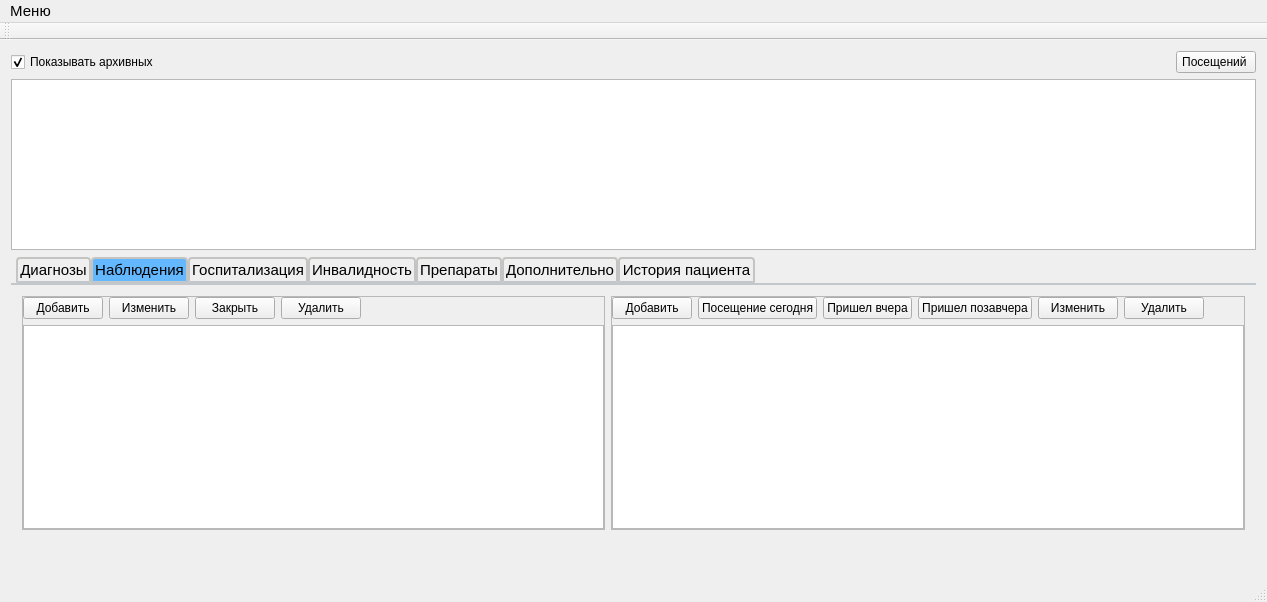
The window that mainwindow.ui (PanchukDima/pndbase) describes before a commit, drawn with Qt 5.
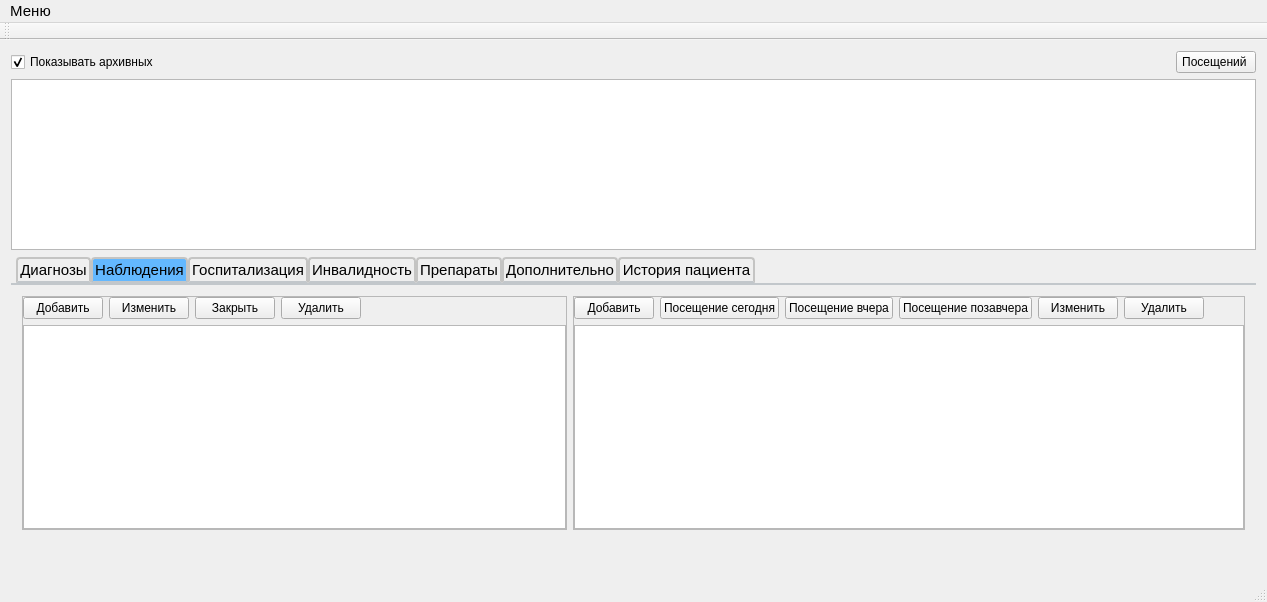
The same window after the commit. The open tabs and pages were chosen to show the change. Icons and pictures are not drawn.

Commit message: fixed name push_button_visits

The edit to the form file:
```diff
--- a/mainwindow.ui
+++ b/mainwindow.ui
@@ -380,14 +380,14 @@
               <item>
                <widget class="QPushButton" name="pushButton_yesterday">
                 <property name="text">
-                 <string>Пришел вчера</string>
+                 <string>Посещение вчера</string>
                 </property>
                </widget>
               </item>
               <item>
                <widget class="QPushButton" name="pushButton_day_before_yesterday">
                 <property name="text">
-                 <string>Пришел позавчера</string>
+                 <string>Посещение позавчера</string>
                 </property>
                </widget>
               </item>
```
Left out of the diff: 4 changed lines with no effect on the pictures.
